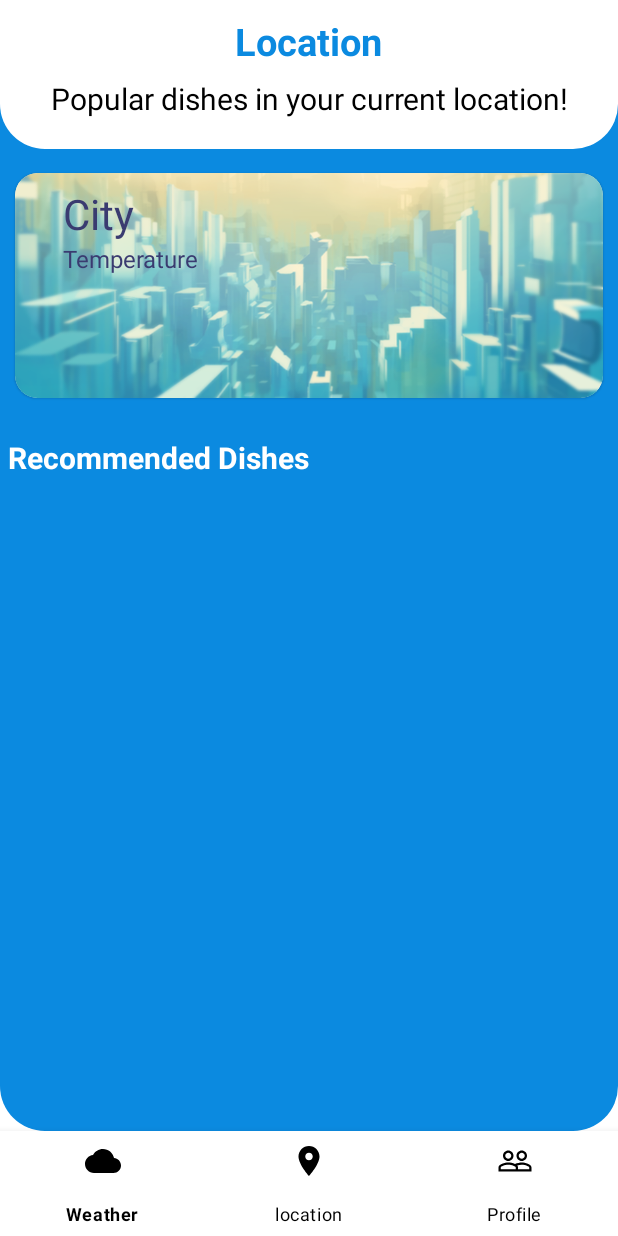
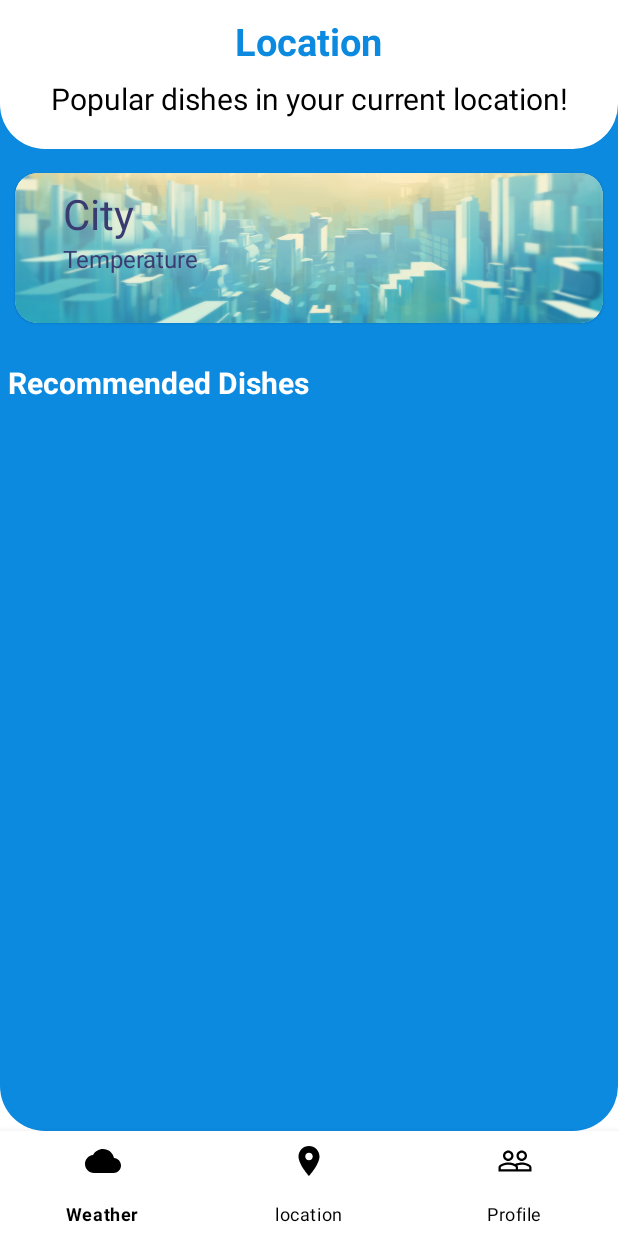
Before and after one commit to lakshaygarg128/fomo, an Android app: the LocationFragment screen opened through its navigation route, on a phone screen of 412 x 824 dp. Run offline under Robolectric (Android 15) with nearby library versions, the phone set to English and light mode, and no system bars; pictures from the network do not load.

Commit message:
useless commits

```diff
--- a/app/src/main/java/com/example/fomo/RecipeActivity.kt
+++ b/app/src/main/java/com/example/fomo/RecipeActivity.kt
@@ -36,8 +36,8 @@ class RecipeActivity : AppCompatActivity() {
     }
 
     private fun setData() {
-        binding?.dish?.text = name
-        binding?.desc?.text = desc
+        binding!!.dish.text = name
+        binding!!.desc.text = desc
     }
 
     private fun initializeYoutubevideo() {
--- a/app/src/main/res/layout/fragment_location.xml
+++ b/app/src/main/res/layout/fragment_location.xml
@@ -56,7 +56,7 @@
             <RelativeLayout
                 android:id="@+id/loc"
                 android:layout_width="match_parent"
-                android:layout_height="150dp"
+                android:layout_height="100dp"
                 android:background="@drawable/img"
                 android:orientation="vertical">
 
--- a/app/src/main/res/layout/fragment_weather.xml
+++ b/app/src/main/res/layout/fragment_weather.xml
@@ -56,7 +56,7 @@
             <RelativeLayout
                 android:id="@+id/loc"
                 android:layout_width="match_parent"
-                android:layout_height="150dp"
+                android:layout_height="100dp"
                 android:background="@drawable/profile_bg"
                 android:orientation="vertical">
 
--- a/app/src/main/res/navigation/main_graph.xml
+++ b/app/src/main/res/navigation/main_graph.xml
@@ -20,5 +20,22 @@
         android:id="@+id/profile"
         android:name="com.example.fomo.ProfileFragment"
         android:label="fragment_profile"
-        tools:layout="@layout/fragment_profile" />
+        tools:layout="@layout/fragment_profile" >
+        <action
+            android:id="@+id/action_profile_to_cartFragment"
+            app:destination="@id/cartFragment" />
+        <action
+            android:id="@+id/action_profile_to_orderFragment"
+            app:destination="@id/orderFragment" />
+    </fragment>
+    <fragment
+        android:id="@+id/cartFragment"
+        android:name="com.example.fomo.CartFragment"
+        android:label="fragment_cart"
+        tools:layout="@layout/fragment_cart" />
+    <fragment
+        android:id="@+id/orderFragment"
+        android:name="com.example.fomo.OrderFragment"
+        android:label="fragment_order"
+        tools:layout="@layout/fragment_order" />
 </navigation>
```
Also changed, not shown: app/src/main/java/com/example/fomo/CartFragment.kt (added, +23 -0 lines), app/src/main/java/com/example/fomo/OrderFragment.kt (added, +25 -0 lines), app/src/main/java/com/example/fomo/ProfileFragment.kt (+11 -0 lines), app/src/main/res/drawable/ic_baseline_question_answer_24.xml (added, +10 -0 lines), app/src/main/res/drawable/ic_baseline_shopping_bag_24.xml (added, +10 -0 lines), app/src/main/res/drawable/ic_baseline_shopping_cart_24.xml (added, +10 -0 lines), app/src/main/res/layout/activity_recipe.xml (+14 -2 lines), app/src/main/res/layout/fragment_cart.xml (added, +14 -0 lines), app/src/main/res/layout/fragment_order.xml (added, +14 -0 lines), app/src/main/res/layout/fragment_profile.xml (+5 -9 lines).
